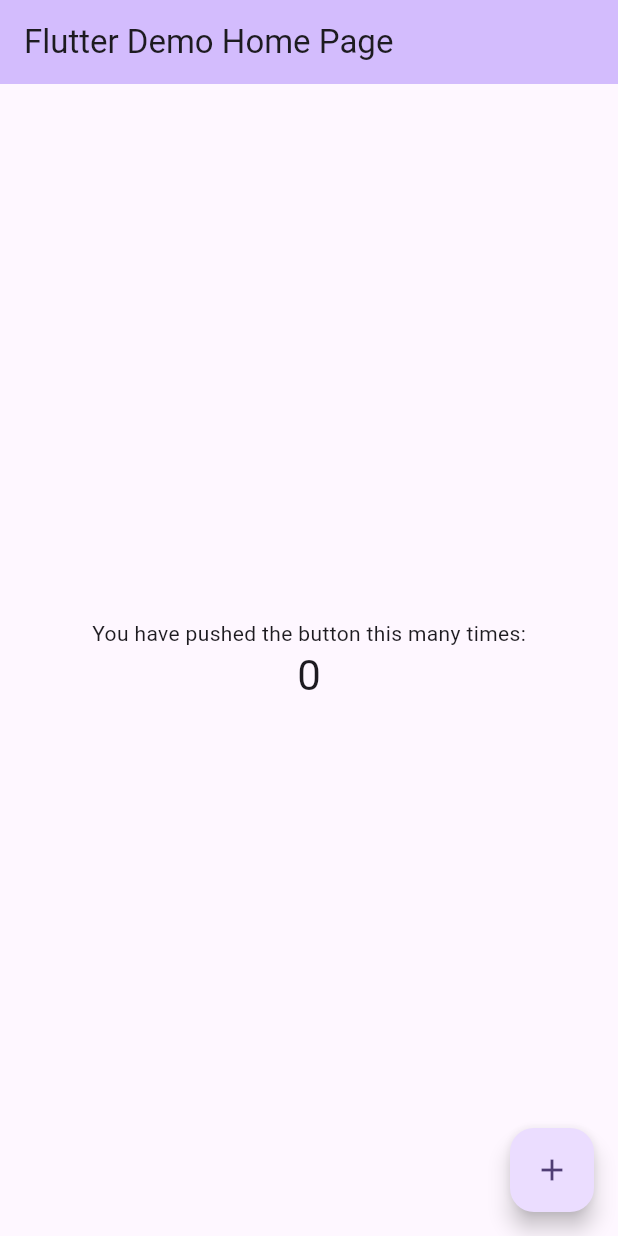
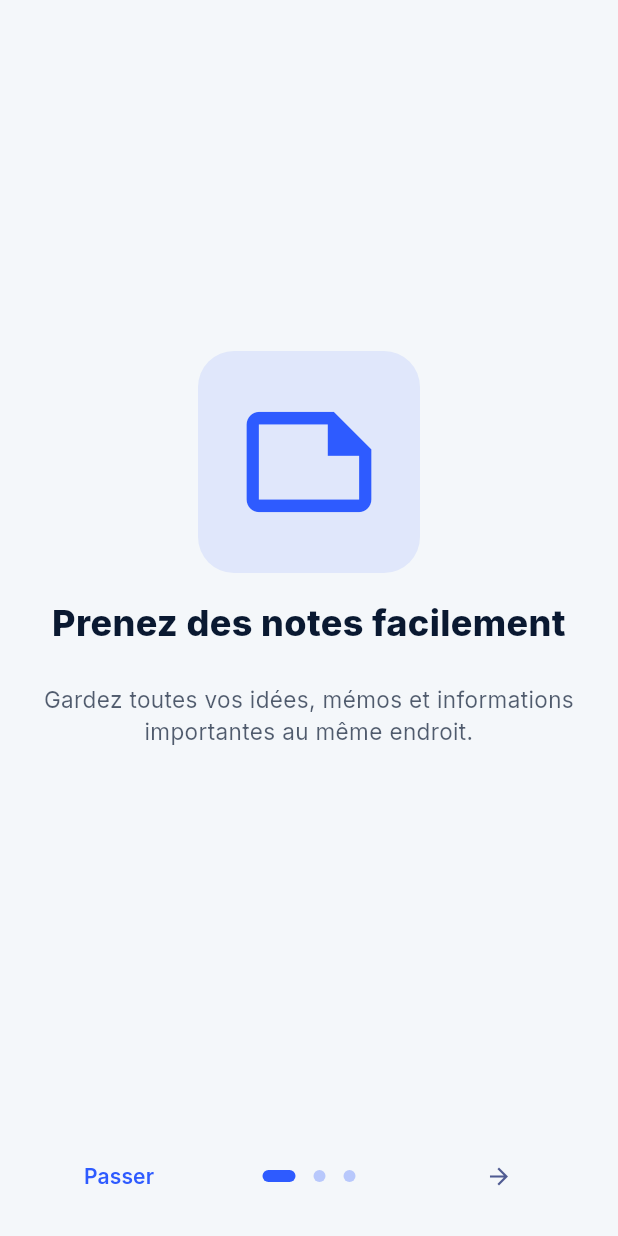
Before and after one commit to jeanpauldeveloper24/MyTaskLink, a Flutter app: the screen it shows after launch, on a phone screen of 412 x 824 dp. Run offline on Flutter 3.47's test engine with Material 3 defaults, Android fonts, the phone set to English and light mode, and no system bars; drawn by our look-alikes of introduction_screen; our stand-ins replace google_fonts.

Commit message:
Add onboarding, home screen, drawer, and theming
Introduces onboarding and home screens with custom theming and Google Fonts. Adds a reusable Drawer component and application logo. Updates main entry point to use onboarding, configures assets, and adds required dependencies (introduction_screen, google_fonts). Updates macOS plugin registration for path_provider.

```diff
--- a/mobile/my_tasklink/lib/main.dart
+++ b/mobile/my_tasklink/lib/main.dart
@@ -1,4 +1,6 @@
 import 'package:flutter/material.dart';
+import 'package:my_tasklink/screens/onboarding.dart';
+
 
 void main() {
   runApp(const MyApp());
@@ -7,116 +9,20 @@ void main() {
 class MyApp extends StatelessWidget {
   const MyApp({super.key});
 
-  // This widget is the root of your application.
   @override
   Widget build(BuildContext context) {
     return MaterialApp(
-      title: 'Flutter Demo',
+      debugShowCheckedModeBanner: false,
+      title: 'MyTaskLink',
+
       theme: ThemeData(
-        // This is the theme of your application.
-        //
-        // TRY THIS: Try running your application with "flutter run". You'll see
-        // the application has a purple toolbar. Then, without quitting the app,
-        // try changing the seedColor in the colorScheme below to Colors.green
-        // and then invoke "hot reload" (save your changes or press the "hot
-        // reload" button in a Flutter-supported IDE, or press "r" if you used
-        // the command line to start the app).
-        //
-        // Notice that the counter didn't reset back to zero; the application
-        // state is not lost during the reload. To reset the state, use hot
-        // restart instead.
-        //
-        // This works for code too, not just values: Most code changes can be
-        // tested with just a hot reload.
-        colorScheme: .fromSeed(seedColor: Colors.deepPurple),
+        useMaterial3: true,
+        colorScheme: ColorScheme.fromSeed(
+          seedColor: const Color(0xFF2E5BFF), // Bleu MyTaskLink
+        ),
       ),
-      home: const MyHomePage(title: 'Flutter Demo Home Page'),
+
+      home: const Onboarding(),
     );
   }
 }
-
-class MyHomePage extends StatefulWidget {
-  const MyHomePage({super.key, required this.title});
-
-  // This widget is the home page of your application. It is stateful, meaning
-  // that it has a State object (defined below) that contains fields that affect
-  // how it looks.
-
-  // This class is the configuration for the state. It holds the values (in this
-  // case the title) provided by the parent (in this case the App widget) and
-  // used by the build method of the State. Fields in a Widget subclass are
-  // always marked "final".
-
-  final String title;
-
-  @override
-  State<MyHomePage> createState() => _MyHomePageState();
-}
-
-class _MyHomePageState extends State<MyHomePage> {
-  int _counter = 0;
-
-  void _incrementCounter() {
-    setState(() {
-      // This call to setState tells the Flutter framework that something has
-      // changed in this State, which causes it to rerun the build method below
-      // so that the display can reflect the updated values. If we changed
-      // _counter without calling setState(), then the build method would not be
-      // called again, and so nothing would appear to happen.
-      _counter++;
-    });
-  }
-
-  @override
-  Widget build(BuildContext context) {
-    // This method is rerun every time setState is called, for instance as done
-    // by the _incrementCounter method above.
-    //
-    // The Flutter framework has been optimized to make rerunning build methods
-    // fast, so that you can just rebuild anything that needs updating rather
-    // than having to individually change instances of widgets.
-    return Scaffold(
-      appBar: AppBar(
-        // TRY THIS: Try changing the color here to a specific color (to
-        // Colors.amber, perhaps?) and trigger a hot reload to see the AppBar
-        // change color while the other colors stay the same.
-        backgroundColor: Theme.of(context).colorScheme.inversePrimary,
-        // Here we take the value from the MyHomePage object that was created by
-        // the App.build method, and use it to set our appbar title.
-        title: Text(widget.title),
-      ),
-      body: Center(
-        // Center is a layout widget. It takes a single child and positions it
-        // in the middle of the parent.
-        child: Column(
-          // Column is also a layout widget. It takes a list of children and
-          // arranges them vertically. By default, it sizes itself to fit its
-          // children horizontally, and tries to be as tall as its parent.
-          //
-          // Column has various properties to control how it sizes itself and
-          // how it positions its children. Here we use mainAxisAlignment to
-          // center the children vertically; the main axis here is the vertical
-          // axis because Columns are vertical (the cross axis would be
-          // horizontal).
-          //
-          // TRY THIS: Invoke "debug painting" (choose the "Toggle Debug Paint"
-          // action in the IDE, or press "p" in the console), to see the
-          // wireframe for each widget.
-          mainAxisAlignment: .center,
-          children: [
-            const Text('You have pushed the button this many times:'),
-            Text(
-              '$_counter',
-              style: Theme.of(context).textTheme.headlineMedium,
-            ),
-          ],
-        ),
-      ),
-      floatingActionButton: FloatingActionButton(
-        onPressed: _incrementCounter,
-        tooltip: 'Increment',
-        child: const Icon(Icons.add),
-      ),
-    );
-  }
-}
--- /dev/null
+++ b/mobile/my_tasklink/lib/screens/onboarding.dart
@@ -0,0 +1,113 @@
+import 'package:flutter/material.dart';
+import 'package:introduction_screen/introduction_screen.dart';
+import 'package:google_fonts/google_fonts.dart';
+import 'package:my_tasklink/screens/home.dart';
+
+class Onboarding extends StatelessWidget {
+  const Onboarding({super.key});
+
+  // 🎨 Couleurs MyTaskLink
+  static const Color bluePrimary = Color(0xFF2E5BFF);
+  static const Color greenAccent = Color(0xFF00D285);
+  static const Color textDark = Color(0xFF0A1931);
+  static const Color background = Color(0xFFF4F7FA);
+
+  @override
+  Widget build(BuildContext context) {
+    return IntroductionScreen(
+      globalBackgroundColor: background,
+
+      pages: [
+        PageViewModel(
+          title: "Prenez des notes facilement",
+          body:
+              "Gardez toutes vos idées, mémos et informations importantes au même endroit.",
+          image: _iconContainer(Icons.note_outlined),
+          decoration: _pageDecoration(),
+        ),
+        PageViewModel(
+          title: "Gérez vos tâches",
+          body:
+              "Organisez votre quotidien et validez vos tâches en toute simplicité.",
+          image: _iconContainer(Icons.check_circle_outline),
+          decoration: _pageDecoration(),
+        ),
+        PageViewModel(
+          title: "Retrouvez vos contacts",
+          body:
+              "Accédez rapidement à vos contacts essentiels, même hors connexion.",
+          image: _iconContainer(Icons.contacts_outlined),
+          decoration: _pageDecoration(),
+        ),
+      ],
+
+      showSkipButton: true,
+      skip: _textButton("Passer"),
+      next: const Icon(Icons.arrow_forward),
+      done: _textButton("Commencer"),
+
+      dotsDecorator: DotsDecorator(
+        size: const Size(8, 8),
+        activeSize: const Size(22, 8),
+        activeColor: bluePrimary,
+        color: bluePrimary.withOpacity(0.3),
+        activeShape: RoundedRectangleBorder(
+          borderRadius: BorderRadius.circular(25),
+        ),
+      ),
+
+      onDone: () {
+  Navigator.of(context).pushReplacement(
+    MaterialPageRoute(
+      builder: (_) => const Home(),
+    ),
+  );
+},
+
+    );
+  }
+
+  // 🧩 Style commun des pages
+  PageDecoration _pageDecoration() {
+    return PageDecoration(
+      titleTextStyle: GoogleFonts.inter(
+        fontSize: 24,
+        fontWeight: FontWeight.w800,
+        color: textDark,
+      ),
+      bodyTextStyle: GoogleFonts.inter(
+        fontSize: 15,
+        color: textDark.withOpacity(0.7),
+      ),
+      contentMargin: const EdgeInsets.symmetric(horizontal: 24),
+      imagePadding: const EdgeInsets.only(top: 60),
+    );
+  }
+
+  // 🔵 Icône centrale arrondie
+  Widget _iconContainer(IconData icon) {
+    return Container(
+      padding: const EdgeInsets.all(24),
+      decoration: BoxDecoration(
+        color: bluePrimary.withOpacity(0.1),
+        borderRadius: BorderRadius.circular(24),
+      ),
+      child: Icon(
+        icon,
+        size: 100,
+        color: bluePrimary,
+      ),
+    );
+  }
+
+  // ✍️ Boutons texte
+  Widget _textButton(String text) {
+    return Text(
+      text,
+      style: GoogleFonts.inter(
+        fontWeight: FontWeight.w600,
+        color: bluePrimary,
+      ),
+    );
+  }
+}
--- a/mobile/my_tasklink/pubspec.yaml
+++ b/mobile/my_tasklink/pubspec.yaml
@@ -34,6 +34,8 @@ dependencies:
   # The following adds the Cupertino Icons font to your application.
   # Use with the CupertinoIcons class for iOS style icons.
   cupertino_icons: ^1.0.8
+  introduction_screen: ^4.0.0
+  google_fonts: ^6.3.3
 
 dev_dependencies:
   flutter_test:
@@ -58,8 +60,8 @@ flutter:
   uses-material-design: true
 
   # To add assets to your application, add an assets section, like this:
-  # assets:
-  #   - images/a_dot_burr.jpeg
+  assets:
+    - images/logo.png
   #   - images/a_dot_ham.jpeg
 
   # An image asset can refer to one or more resolution-specific "variants", see
```
Also changed, not shown: mobile/my_tasklink/lib/components/drawer.dart (added, +185 -0 lines), mobile/my_tasklink/lib/screens/home.dart (added, +155 -0 lines), mobile/my_tasklink/images/logo.png (added), mobile/my_tasklink/pubspec.lock, 1 other file.
